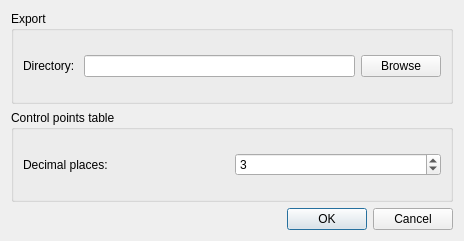
Above: helmert2d_dialog_settings.ui from edigonzales-archiv/qgis_helmert2d before the change. Below: the same form after it.
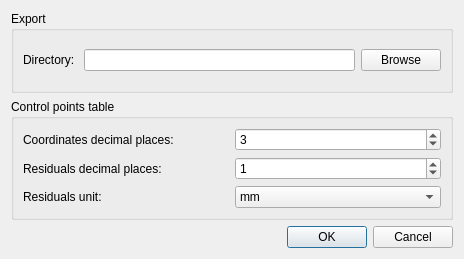
That is the form after the change. Custom widgets are drawn as their Qt base class.

Commit message: helmert erster wurf, icons etc.

Diff of the .ui file:
```diff
--- a/helmert2d_dialog_settings.ui
+++ b/helmert2d_dialog_settings.ui
@@ -10,7 +10,7 @@
     <x>0</x>
     <y>0</y>
     <width>464</width>
-    <height>241</height>
+    <height>259</height>
    </rect>
   </property>
   <property name="windowTitle">
@@ -64,21 +64,62 @@
      </property>
      <layout class="QGridLayout" name="gridLayout_5">
       <item row="0" column="0">
-       <layout class="QHBoxLayout" name="horizontalLayout_6">
-        <item>
-         <widget class="QLabel" name="label_5">
-          <property name="text">
-           <string>Decimal places: </string>
-          </property>
-         </widget>
-        </item>
-        <item>
+       <layout class="QGridLayout" name="gridLayout_3">
+        <item row="0" column="1">
          <widget class="QSpinBox" name="spinBoxDecimalPlaces">
           <property name="value">
            <number>3</number>
           </property>
          </widget>
         </item>
+        <item row="0" column="0">
+         <widget class="QLabel" name="label_5">
+          <property name="text">
+           <string>Coordinates decimal places: </string>
+          </property>
+         </widget>
+        </item>
+        <item row="1" column="0">
+         <widget class="QLabel" name="label_2">
+          <property name="text">
+           <string>Residuals decimal places: </string>
+          </property>
+         </widget>
+        </item>
+        <item row="1" column="1">
+         <widget class="QSpinBox" name="spinBoxDecimalPlacesResiduals">
+          <property name="enabled">
+           <bool>true</bool>
+          </property>
+          <property name="value">
+           <number>1</number>
+          </property>
+         </widget>
+        </item>
+        <item row="2" column="0">
+         <widget class="QLabel" name="label_3">
+          <property name="text">
+           <string>Residuals unit: </string>
+          </property>
+         </widget>
+        </item>
+        <item row="2" column="1">
+         <widget class="QComboBox" name="comboBoxUnitResiduals">
+          <property name="enabled">
+           <bool>true</bool>
+          </property>
+          <item>
+           <property name="text">
+            <string>mm</string>
+           </property>
+          </item>
+          <item>
+           <property name="text">
+            <string>m</string>
+           </property>
+          </item>
+         </widget>
+        </item>
        </layout>
       </item>
      </layout>
```
The commit also changes 19 other files.
